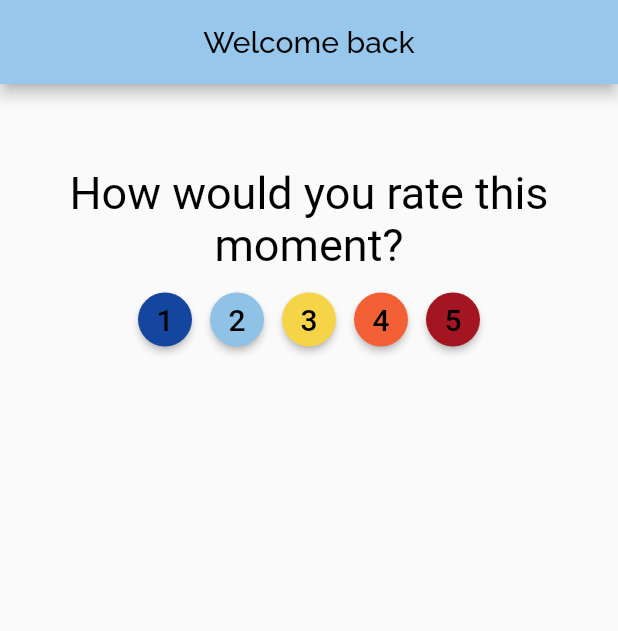
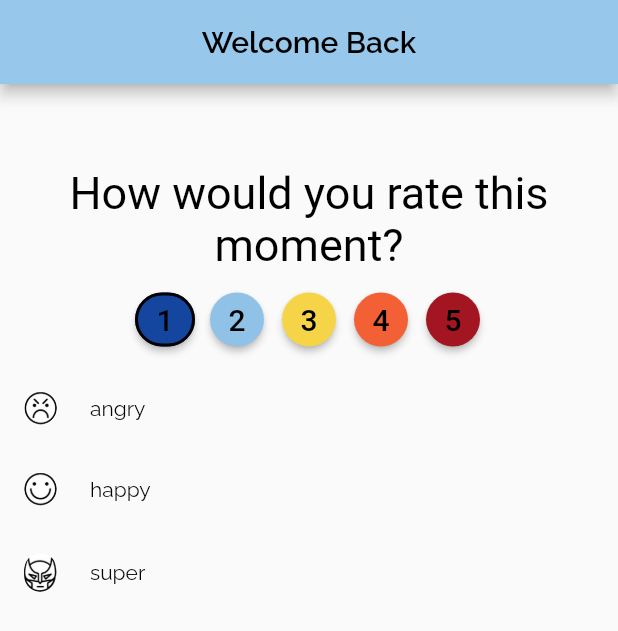
Before and after one commit to timstuf/MoodJournal, a Flutter app: the screen it shows after launch, after a tap on an icon or button, on a phone screen of 412 x 824 dp. Shown: the top 631 px of the screen. Run offline on Flutter 3.47's test engine with Material 2 defaults, Android fonts, the phone set to English and light mode, and no system bars; our stand-ins replace google_fonts.

Commit message:
add moods, hero widget

```diff
--- a/lib/main.dart
+++ b/lib/main.dart
@@ -1,6 +1,4 @@
 import 'package:flutter/material.dart';
-import 'package:mood_journal/ui/pages/home_page.dart';
-import 'package:mood_journal/ui/pages/today_mood_page.dart';
 import 'my_app.dart';
 
 
--- a/lib/mocks/mood_mock.dart
+++ b/lib/mocks/mood_mock.dart
@@ -1,38 +1,26 @@
-import 'package:flutter/material.dart';
-import 'package:mood_journal/models/mood_number.dart';
+import 'package:mood_journal/models/mood.dart';
+import 'package:mood_journal/resources/app_image_assets.dart';
 
 class MoodMock {
   MoodMock._();
 
-  static const Mood defaultMood = Mood(
+  static Mood defaultMood = Mood(
     name: "Unknown",
-    color: Color(0xFF1446A0),
+    assetPath: "Color(0xFF1446A0)",
   );
 
-  static const List<Mood> moods = [
+  static List<Mood> moods = [
     Mood(
-      name: "1",
-      color:Color(0xFF1446A0),
+      name: "angry",
+      assetPath: AppImageAssets.angry,
     ),
     Mood(
-      name: "2",
-      color: Color(0xFF90C2E7),
-
+      name: "happy",
+      assetPath: AppImageAssets.happy,
     ),
     Mood(
-      name: "3",
-      color: Color(0xFFF5D547),
-
-    ),
-    Mood(
-      name: "4",
-      color: Color(0xFFF46036),
-
-    ),
-    Mood(
-      name: "5",
-      color: Color(0xFFA31621),
-
-    ),
+      name: "super",
+      assetPath: AppImageAssets.superMood,
+    )
   ];
 }
--- /dev/null
+++ b/lib/mocks/mood_number_mock.dart
@@ -0,0 +1,38 @@
+import 'package:flutter/material.dart';
+import 'package:mood_journal/models/mood_number.dart';
+
+class MoodNumberMock {
+  MoodNumberMock._();
+
+  static MoodNumber defaultMood = MoodNumber(
+    name: "Unknown",
+    color: Color(0xFF1446A0),
+  );
+
+  static List<MoodNumber> moods = [
+    MoodNumber(
+      name: "1",
+      color:Color(0xFF1446A0),
+    ),
+    MoodNumber(
+      name: "2",
+      color: Color(0xFF90C2E7),
+
+    ),
+    MoodNumber(
+      name: "3",
+      color: Color(0xFFF5D547),
+
+    ),
+    MoodNumber(
+      name: "4",
+      color: Color(0xFFF46036),
+
+    ),
+    MoodNumber(
+      name: "5",
+      color: Color(0xFFA31621),
+
+    ),
+  ];
+}
--- /dev/null
+++ b/lib/models/mood.dart
@@ -0,0 +1,18 @@
+import 'package:flutter/cupertino.dart';
+import 'package:mood_journal/models/mood_number.dart';
+
+class Mood {
+  final String name;
+  MoodNumber moodNumber;
+  final String assetPath;
+  bool isPressed;
+
+  Mood({
+    @required this.name,
+    @required this.assetPath,
+    @required this.moodNumber,
+    this.isPressed = false,
+  });
+
+  String get uniqueTag => "$name$hashCode";
+}
--- a/lib/models/mood_number.dart
+++ b/lib/models/mood_number.dart
@@ -1,13 +1,22 @@
 import 'package:flutter/material.dart';
 
-class Mood {
+class MoodNumber {
   final String name;
   final Color color;
+  bool isPressed;
 
-  const Mood({
+  MoodNumber({
     @required this.name,
     @required this.color,
+    this.isPressed = false,
   });
 
   String get uniqueTag => "$name$hashCode";
+
+  void pressButton(List<MoodNumber> moodNumbers) {
+   for (var o in moodNumbers) {
+      o.isPressed=false;
+    }
+    this.isPressed = !this.isPressed;
+  }
 }
--- a/lib/my_app.dart
+++ b/lib/my_app.dart
@@ -1,8 +1,6 @@
-
 import 'package:flutter/material.dart';
 import 'package:mood_journal/resources/strings.dart';
 import 'package:mood_journal/ui/pages/home_page.dart';
-
 
 class MyApp extends StatelessWidget {
   @override
@@ -10,7 +8,7 @@ class MyApp extends StatelessWidget {
     return MaterialApp(
       title: Strings.appName,
       theme: ThemeData(
-        primarySwatch: Colors.red,
+        primaryColor: Color(0xFF97C8EB),
         visualDensity: VisualDensity.adaptivePlatformDensity,
       ),
       home: HomePage(),
--- a/lib/resources/app_image_assets.dart
+++ b/lib/resources/app_image_assets.dart
@@ -3,7 +3,7 @@ class AppImageAssets {
 
   static const man1 = "assets/man_1.jpg";
 
-  static const woman1 = "assets/woman_1.png";
-  static const woman2 = "assets/woman_2.jpeg";
-  static const woman3 = "assets/woman_3.jpg";
+  static const angry = "assets/angry.png";
+  static const happy = "assets/happy.png";
+  static const superMood = "assets/super.png";
 }
--- a/lib/resources/strings.dart
+++ b/lib/resources/strings.dart
@@ -4,5 +4,5 @@ class Strings {
   static const appName = "Mood journal";
   static const okButtonText = "OK";
   static const todayMoodPageTitle = "Mood today";
-  static const homePageTitle = "Welcome back";
+  static const homePageTitle = "Welcome Back";
 }
--- a/lib/ui/pages/home_page.dart
+++ b/lib/ui/pages/home_page.dart
@@ -1,8 +1,10 @@
 import 'package:flutter/material.dart';
+import 'package:google_fonts/google_fonts.dart';
 import 'package:mood_journal/mocks/mood_mock.dart';
+import 'package:mood_journal/mocks/mood_number_mock.dart';
+import 'package:mood_journal/models/mood_number.dart';
 import 'package:mood_journal/resources/strings.dart';
-import 'package:mood_journal/ui/views/mood_number.dart';
-import 'package:google_fonts/google_fonts.dart';
+import 'package:mood_journal/ui/views/mood_tile.dart';
 
 class HomePage extends StatefulWidget {
   @override
@@ -10,20 +12,24 @@ class HomePage extends StatefulWidget {
 }
 
 class _HomePageState extends State<HomePage> {
+  bool showMoods = false;
+  List<MoodNumber> moodNumbers = MoodNumberMock.moods;
+
   @override
   Widget build(BuildContext context) {
     return Scaffold(
       appBar: AppBar(
         title: Text(
           Strings.homePageTitle,
-          style: GoogleFonts.raleway(color: Colors.black),
+          style: GoogleFonts.raleway(color: Colors.black,
+          fontWeight: FontWeight.w600),
         ),
-        backgroundColor: Color(0xFF97C8EB),
         centerTitle: true,
       ),
       body: Center(
-          child: Column(children: <Widget>[
-            Center(
+          child: Column(
+              children: <Widget>[
+        Center(
           child: Padding(
             padding: EdgeInsets.only(top: 55),
             child: Text(
@@ -40,13 +46,54 @@ class _HomePageState extends State<HomePage> {
           alignment: Alignment.topCenter,
           child: new ButtonBar(
             mainAxisSize: MainAxisSize.min,
-
-            // this will take space as minimum as posible(to center)
-            children:
-                MoodMock.moods.map((mood) => MoodTile(mood: mood)).toList(),
+            children: buildMoodNumbers(),
           ),
-        )
+        ),
+            SingleChildScrollView(
+                child: Column(
+                  mainAxisAlignment: MainAxisAlignment.spaceBetween,
+          children: buildMoods(),
+        ))
       ])),
     );
   }
+
+  List<Widget> buildMoodNumbers() {
+    List<Widget> listButtons = List.generate(moodNumbers.length, (i) {
+      MoodNumber mood = moodNumbers[i];
+      return SizedBox(
+        width: 40,
+        child: MaterialButton(
+          onPressed: () => {
+            setState(() {
+              showMoods = true;
+              mood.pressButton(moodNumbers);
+            })
+          },
+          color: mood.color,
+          child: Text(
+            mood.name,
+            style: new TextStyle(
+              fontSize: 20.0,
+              color: Colors.black,
+            ),
+          ),
+          padding: EdgeInsets.all(5),
+          shape: mood.isPressed
+              ? RoundedRectangleBorder(
+                  side: BorderSide(
+                      color: Colors.black, width: 2, style: BorderStyle.solid),
+                  borderRadius: BorderRadius.circular(100))
+              : CircleBorder(),
+        ),
+      );
+    });
+    return listButtons;
+  }
+
+  List<Widget> buildMoods() {
+     return showMoods ?
+      MoodMock.moods.map((mood) => MoodTile(mood: mood, moodNumbers: moodNumbers,)).toList()
+    : new List<Widget>();
+  }
 }
--- a/lib/ui/pages/today_mood_page.dart
+++ b/lib/ui/pages/today_mood_page.dart
@@ -1,5 +1,6 @@
 import 'package:flutter/material.dart';
-import 'package:mood_journal/models/mood_number.dart';
+import 'package:google_fonts/google_fonts.dart';
+import 'package:mood_journal/models/mood.dart';
 import 'package:mood_journal/resources/strings.dart';
 import 'package:mood_journal/ui/views/mood_picture.dart';
 class TodayMoodPage extends StatelessWidget {
@@ -15,7 +16,11 @@ class TodayMoodPage extends StatelessWidget {
     return Scaffold(
       appBar: AppBar(
         leading: _buildBackButton(context),
-        title: Text(Strings.todayMoodPageTitle),
+        title: Text(
+          Strings.todayMoodPageTitle,
+          style: GoogleFonts.raleway(color: Colors.black),
+        ),
+        backgroundColor: mood.moodNumber.color,
       ),
       body: Center(
         child: _buildPageContent(),
@@ -45,15 +50,13 @@ class TodayMoodPage extends StatelessWidget {
 
   Widget _buildContactPicture() {
     return Center(
-      child: MaterialButton(
-        onPressed: () {},
-        color: Colors.blue,
-        textColor: Colors.white,
-        child:
-          Text(mood.name),
-        padding: EdgeInsets.all(16),
-        shape: CircleBorder(),
-      )
+      child: Hero(
+        tag: mood.uniqueTag,
+        child: MoodPicture(
+          assetPath: mood.assetPath,
+          size: 200.0,
+        ),
+      ),
     );
   }
 
--- a/lib/ui/views/mood_number.dart
+++ /dev/null
@@ -1,35 +0,0 @@
-import 'package:flutter/cupertino.dart';
-import 'package:flutter/material.dart';
-import 'package:mood_journal/mocks/mood_mock.dart';
-import 'package:mood_journal/models/mood_number.dart';
-import 'package:mood_journal/ui/pages/today_mood_page.dart';
-
-class MoodTile extends StatelessWidget {
-  final Mood _mood;
-
-  const MoodTile({
-    Key key,
-    @required Mood mood,
-  })  : _mood = mood == null ? MoodMock.defaultMood : mood,
-        super(key: key);
-
-  @override
-  Widget build(BuildContext context) {
-    return SizedBox(
-        width: 40,
-        child: MaterialButton(
-      onPressed: () {},
-      color: _mood.color,
-      child: Text(
-        _mood.name,
-        style: new TextStyle(
-          fontSize: 20.0,
-          color:Colors.black,
-        ),
-      ),
-      padding: EdgeInsets.all(5),
-      shape: CircleBorder(),
-    ),
-    );
-  }
-}
--- /dev/null
+++ b/lib/ui/views/mood_tile.dart
@@ -0,0 +1,62 @@
+import 'package:flutter/cupertino.dart';
+import 'package:flutter/material.dart';
+import 'package:google_fonts/google_fonts.dart';
+import 'package:mood_journal/models/mood.dart';
+import 'package:mood_journal/models/mood_number.dart';
+import 'package:mood_journal/ui/pages/today_mood_page.dart';
+import 'package:mood_journal/ui/views/mood_picture.dart';
+
+class MoodTile extends StatelessWidget {
+  final Mood _mood;
+  final List<MoodNumber> _moodNumbers;
+
+  const MoodTile({
+    Key key,
+    @required Mood mood,
+    @required List<MoodNumber> moodNumbers,
+  })  : _mood = mood,
+        _moodNumbers = moodNumbers,
+        super(key: key);
+
+  @override
+  Widget build(BuildContext context) {
+    return InkWell(
+      highlightColor: Theme.of(context).primaryColorLight,
+      splashColor: findPressedNumber().color,
+      onTap: () {
+        _mood.moodNumber = findPressedNumber();
+        Navigator.of(context).push(
+          CupertinoPageRoute(builder: (_) => TodayMoodPage(mood: _mood)),
+        );
+      },
+      child: Padding(
+        padding: EdgeInsets.all(16.0),
+        child: Row(
+          children: [
+            SizedBox(
+              width: 22.0,
+              child: Hero(
+                tag: _mood.uniqueTag,
+                child: MoodPicture(
+                  assetPath: _mood.assetPath,
+                ),
+              ),
+            ),
+            SizedBox(width: 22.0),
+            Expanded(
+              child: Text(
+                _mood.name,
+                style: GoogleFonts.raleway(color: Colors.black),
+              ),
+            )
+          ],
+        ),
+      ),
+    );
+  }
+
+  MoodNumber findPressedNumber()
+  {
+   return  _moodNumbers.firstWhere((element) => element.isPressed);
+  }
+}
--- a/pubspec.yaml
+++ b/pubspec.yaml
@@ -49,7 +49,8 @@ flutter:
   # assets:
   #   - images/a_dot_burr.jpeg
   #   - images/a_dot_ham.jpeg
-
+  assets:
+    - assets/
   # An image asset can refer to one or more resolution-specific "variants", see
   # https://flutter.dev/assets-and-images/#resolution-aware.
 
```
Also changed, not shown: assets/angry.png (added), assets/happy.png (added), assets/super.png (added).
